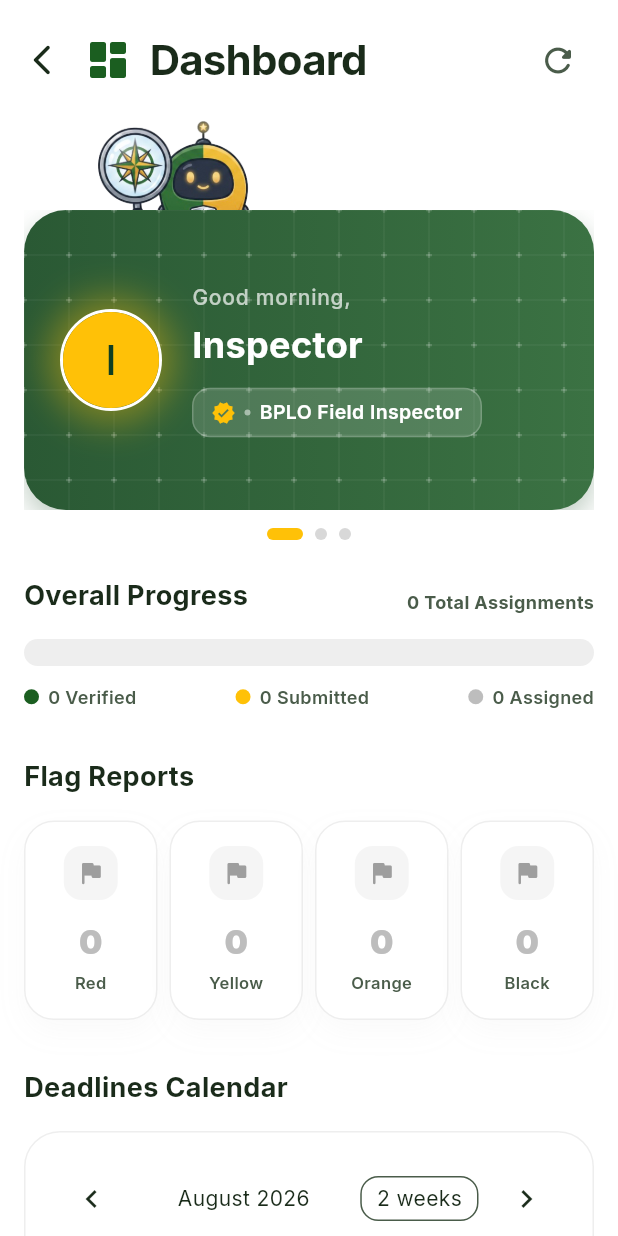
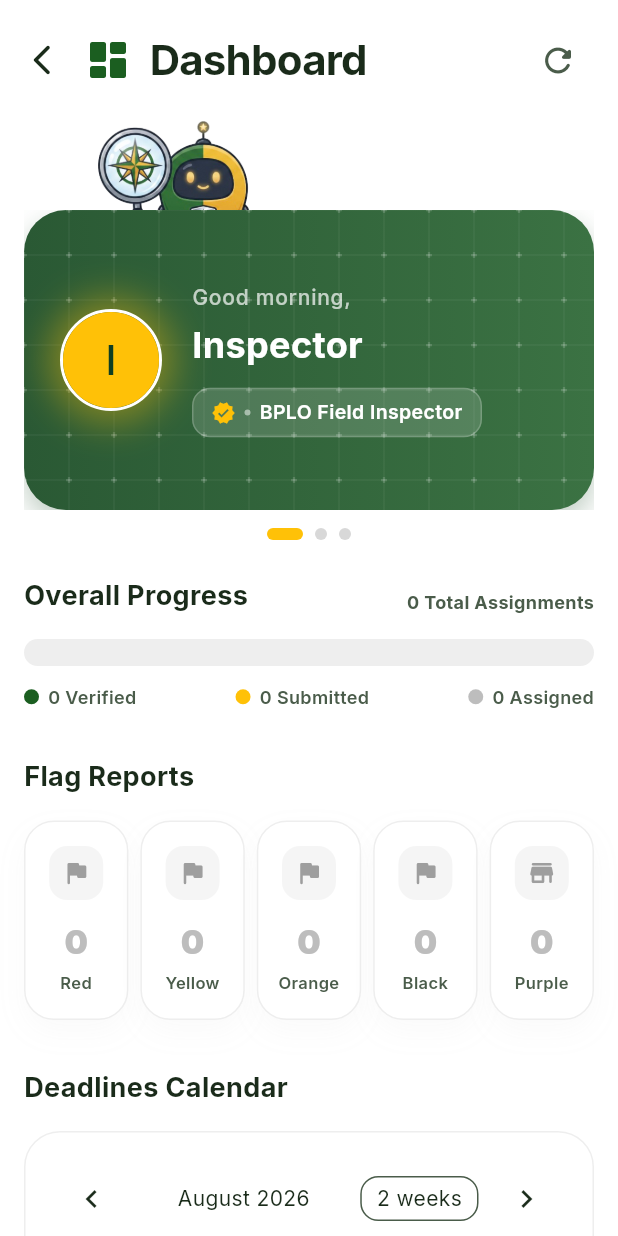
Before and after one commit to RalphWreckeri2/REVELA-dev, a Flutter app: the DashboardPage screen opened directly, on a phone screen of 412 x 824 dp. Run offline on Flutter 3.47's test engine with Material 3 defaults, Android fonts, the phone set to English and light mode, and no system bars; drawn by our look-alikes of flutter_animate, showcaseview, table_calendar; our stand-ins replace dio, flutter_local_notifications, flutter_secure_storage, geolocator, google_fonts, google_maps_flutter and 7 more; accounts and stored records are empty; network calls fail.

Commit message:
Added purple flag

```diff
--- a/revela_mobile/lib/component/inspection_card.dart
+++ b/revela_mobile/lib/component/inspection_card.dart
@@ -19,6 +19,8 @@ class InspectionCard extends StatelessWidget {
         return const Color(0xFFE65100);
       case 'Black':
         return const Color(0xFF1E293B);
+      case 'Purple':
+        return const Color(0xFF7C3AED);
       default:
         return const Color(0xFF22C55E);
     }
@@ -34,6 +36,8 @@ class InspectionCard extends StatelessWidget {
         return const Color(0xFFFFF3E0);
       case 'Black':
         return const Color(0xFFF1F5F9);
+      case 'Purple':
+        return const Color(0xFFEDE9FE);
       default:
         return const Color(0xFFEDFDF5);
     }
@@ -49,6 +53,8 @@ class InspectionCard extends StatelessWidget {
         return Icons.notification_important_rounded;
       case 'Black':
         return Icons.block_rounded;
+      case 'Purple':
+        return Icons.store_rounded;
       default:
         return Icons.verified_rounded;
     }
@@ -64,6 +70,8 @@ class InspectionCard extends StatelessWidget {
         return 'Warned';
       case 'Black':
         return 'Non-Responsive';
+      case 'Purple':
+        return 'Closed';
       default:
         return 'Compliant';
     }
--- a/revela_mobile/lib/pages/dashboard_page.dart
+++ b/revela_mobile/lib/pages/dashboard_page.dart
@@ -154,6 +154,9 @@ class _DashboardPageState extends State<DashboardPage> with WidgetsBindingObserv
         .length;
     final int blackFlagsCount = _activeTasks
         .where((t) => t.flagColor.toLowerCase() == 'black')
+        .length;
+    final int purpleFlagsCount = _activeTasks
+        .where((t) => t.flagColor.toLowerCase() == 'purple')
         .length;
     final int submittedCount = _historyTasks
         .where((t) => t.verificationStatus.toLowerCase() == 'submitted')
@@ -743,6 +746,22 @@ class _DashboardPageState extends State<DashboardPage> with WidgetsBindingObserv
                                                 begin: const Offset(0.95, 0.95),
                                               ),
                                     ),
+                                    const SizedBox(width: 8),
+                                    Expanded(
+                                      child:
+                                          _buildGlassMetricCard(
+                                                'Purple',
+                                                '$purpleFlagsCount',
+                                                Icons.store_rounded,
+                                                const Color(0xFF7C3AED),
+                                                isZero: purpleFlagsCount == 0,
+                                              )
+                                              .animate()
+                                              .fadeIn(delay: 550.ms)
+                                              .scale(
+                                                begin: const Offset(0.95, 0.95),
+                                              ),
+                                    ),
                                     ],
                                   ),
                                 ),
--- a/revela_mobile/lib/pages/history_detail_page.dart
+++ b/revela_mobile/lib/pages/history_detail_page.dart
@@ -14,7 +14,8 @@ class HistoryDetailPage extends StatelessWidget {
       case 'Yellow': return 'Suspected / Needs Verification';
       case 'Orange': return 'Warned / Non-Compliant';
       case 'Red': return 'Unregistered';
-      case 'Black': return 'Closed / Blacklisted';
+      case 'Black': return 'Blacklisted / Non-Responsive';
+      case 'Purple': return 'Closed Establishment';
       default: return result;
     }
   }
--- a/revela_mobile/lib/pages/home_page.dart
+++ b/revela_mobile/lib/pages/home_page.dart
@@ -286,6 +286,7 @@ class _HomePageState extends State<HomePage> with WidgetsBindingObserver {
               'Red' => BitmapDescriptor.hueRed,
               'Yellow' => BitmapDescriptor.hueYellow,
               'Orange' => 15.0,  // deep orange hue — distinct from hueYellow (60) and hueOrange (30)
+              'Purple' => BitmapDescriptor.hueViolet, // 270.0 degrees - purple
               _ => BitmapDescriptor.hueGreen,
             });
       markers.add(
@@ -583,10 +584,11 @@ class _HomePageState extends State<HomePage> with WidgetsBindingObserver {
           ),
           const SizedBox(height: 12),
           _buildLegendItem(Colors.red, 'Unregistered'),
-          _buildLegendItem(Colors.orange, 'Pending Action'),
+          _buildLegendItem(Colors.orange, 'Warning / Notice'),
           _buildLegendItem(Colors.yellow, 'Inspector Flagged'),
           _buildLegendItem(Colors.green, 'Verified / Clear'),
-          _buildLegendItem(Colors.black, 'Closed / Inactive'),
+          _buildLegendItem(Colors.black, 'Blacklisted / Non-Responsive'),
+          _buildLegendItem(const Color(0xFF7C3AED), 'Closed Establishment'),
         ],
       ),
     );
--- a/revela_mobile/lib/pages/inspection_page.dart
+++ b/revela_mobile/lib/pages/inspection_page.dart
@@ -82,7 +82,8 @@ class _InspectionPageState extends State<InspectionPage>
       case 'Yellow': return 'Suspected / Needs Verification';
       case 'Orange': return 'Warned / Non-Compliant';
       case 'Red': return 'Unregistered';
-      case 'Black': return 'Closed / Blacklisted';
+      case 'Black': return 'Blacklisted / Non-Responsive';
+      case 'Purple': return 'Closed Establishment';
       default: return result;
     }
   }
--- a/revela_mobile/lib/widgets/task_card.dart
+++ b/revela_mobile/lib/widgets/task_card.dart
@@ -28,6 +28,10 @@ class TaskCard extends StatelessWidget {
         return const Color(0xFFE65100);
       case 'green':
         return const Color(0xFF10B981);
+      case 'black':
+        return const Color(0xFF1E293B);
+      case 'purple':
+        return const Color(0xFF7C3AED);
       default:
         return Colors.grey;
     }
```
Also changed, not shown: revela_mobile/lib/component/inspection_modal.dart (+12 -2 lines), 11 other files.
